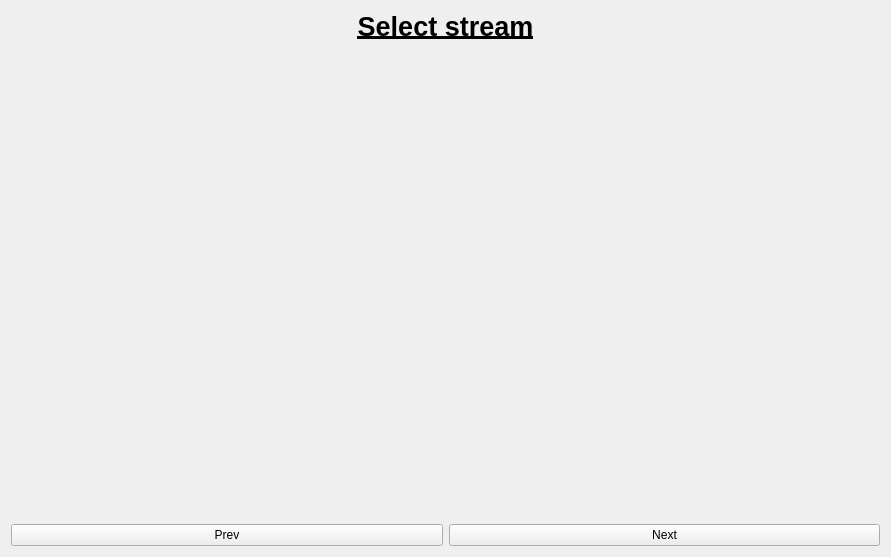
This is generic_cv_tasks/ui/widget_stacks_manager.ui in stereomatchingkiss/show_cases as Qt 5 draws it before an edit. The edited form follows.
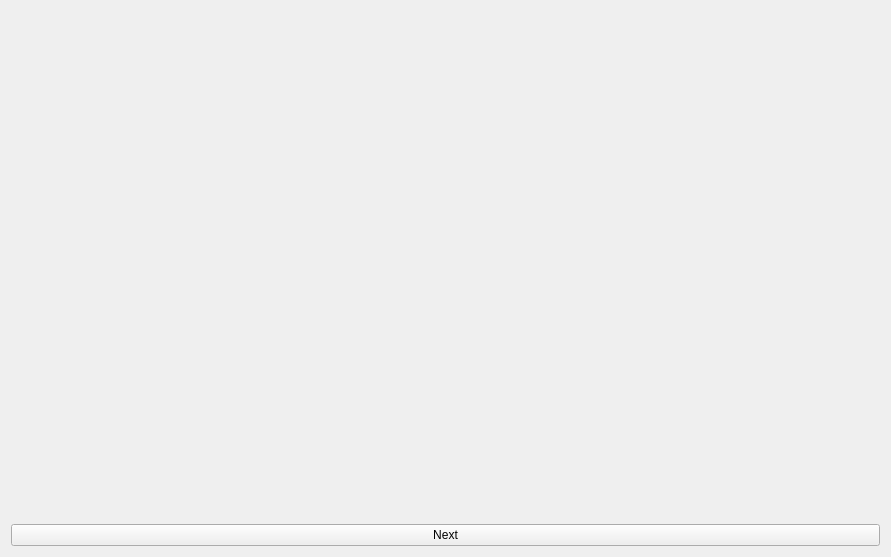
This is the edited form.

Commit message: put object tracking stacks to another stack, easier to maintain

Patch:
```diff
--- a/generic_cv_tasks/ui/widget_stacks_manager.ui
+++ b/generic_cv_tasks/ui/widget_stacks_manager.ui
@@ -15,25 +15,12 @@
   </property>
   <layout class="QVBoxLayout" name="verticalLayout">
    <item>
-    <widget class="QLabel" name="labelTitle">
-     <property name="font">
-      <font>
-       <pointsize>20</pointsize>
-       <bold>true</bold>
-       <underline>true</underline>
-      </font>
-     </property>
-     <property name="autoFillBackground">
-      <bool>false</bool>
-     </property>
-     <property name="text">
-      <string>Select stream</string>
-     </property>
-     <property name="scaledContents">
-      <bool>false</bool>
-     </property>
-     <property name="alignment">
-      <set>Qt::AlignCenter</set>
+    <widget class="QStackedWidget" name="stackedWidget">
+     <property name="sizePolicy">
+      <sizepolicy hsizetype="Preferred" vsizetype="Expanding">
+       <horstretch>0</horstretch>
+       <verstretch>0</verstretch>
+      </sizepolicy>
      </property>
     </widget>
    </item>
@@ -42,13 +29,6 @@
    </item>
    <item>
     <layout class="QHBoxLayout" name="horizontalLayout">
-     <item>
-      <widget class="QPushButton" name="pushButtonPrev">
-       <property name="text">
-        <string>Prev</string>
-       </property>
-      </widget>
-     </item>
      <item>
       <widget class="QPushButton" name="pushButtonNext">
        <property name="text">
```
Left out of the diff: 3 changed lines with no effect on the pictures. The commit also changes 7 other files.
